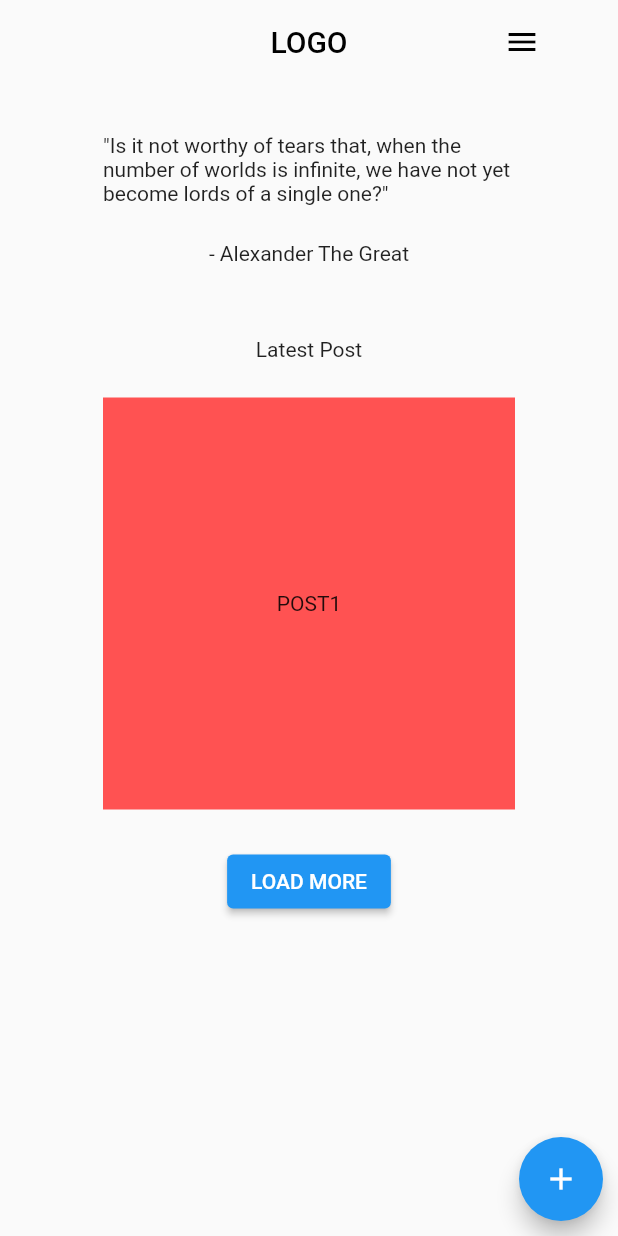
After one commit to danielyoon/sangjishik, a Flutter app: the screen it shows after launch, scrolled down 824 dp, after a tap on the "add" icon, on a phone screen of 412 x 824 dp. The commit adds this screen. Run offline on Flutter 3.47's test engine with Material 2 defaults, Android fonts, the phone set to English and light mode, and no system bars; our stand-ins replace go_router, sized_context; network calls fail.

Commit message:
Added add post button

```diff
--- a/lib/business_logic/logic/app_model.dart
+++ b/lib/business_logic/logic/app_model.dart
@@ -1,3 +1,5 @@
 import 'package:sangjishik/core_packages.dart';
 
-class AppModel extends ChangeNotifier {}
+class AppModel extends ChangeNotifier {
+  bool isLoggedIn = false;
+}
--- a/lib/core_packages.dart
+++ b/lib/core_packages.dart
@@ -1,6 +1,7 @@
 export 'package:go_router/go_router.dart';
 export 'package:flutter/material.dart';
 export 'package:sangjishik/router.dart';
+export 'package:sized_context/sized_context.dart';
 export 'package:sangjishik/user_interface/styled_widgets/styled_widgets.dart';
 export 'package:sangjishik/user_interface/styles.dart';
 export 'package:sangjishik/user_interface/themes.dart';
--- a/lib/main.dart
+++ b/lib/main.dart
@@ -1,4 +1,3 @@
-import 'package:flutter/foundation.dart';
 import 'package:flutter_web_plugins/url_strategy.dart';
 import 'package:sangjishik/core_packages.dart';
 
--- /dev/null
+++ b/lib/user_interface/screens/home/front_screen.dart
@@ -0,0 +1,77 @@
+import 'dart:math';
+
+import 'package:sangjishik/core_packages.dart';
+import 'package:sangjishik/user_interface/screens/home/quoted_text.dart';
+import 'package:sangjishik/user_interface/screens/home/home_post_buttons.dart';
+import 'package:sangjishik/business_logic/data/quotes.dart';
+
+class FrontScreen extends StatefulWidget {
+  const FrontScreen({Key? key}) : super(key: key);
+
+  @override
+  State<FrontScreen> createState() => _FrontScreenState();
+}
+
+class _FrontScreenState extends State<FrontScreen> {
+  String quote = '';
+  String author = '';
+
+  @override
+  void initState() {
+    super.initState();
+
+    getQuote();
+  }
+
+  void getQuote() {
+    Map<int, dynamic> list = quotes;
+    final random = Random();
+
+    var i = random.nextInt(list.length);
+
+    quote = list[i]['quote'];
+    author = list[i]['author'];
+  }
+
+  @override
+  Widget build(BuildContext context) {
+    double width = context.widthPx;
+
+    bool isSmallScreen = context.widthPx < 700;
+
+    List<Row> rowOfPosts = [];
+
+    return Padding(
+      padding: const EdgeInsets.only(top: 65),
+      child: SingleChildScrollView(
+        child: Column(
+          children: [
+            Center(
+              child: SizedBox(
+                width: isSmallScreen ? width / 1.5 : width / 2,
+                child: Column(
+                  children: [
+                    VSpace.med,
+                    QuoteText(text: '"$quote"'),
+                    VSpace.med,
+                    AuthorText(text: '- $author'),
+                  ],
+                ),
+              ),
+            ),
+            VSpace.xl,
+            HomePostButtons(isSmallScreen: isSmallScreen),
+            VSpace.med,
+            StyledPosts(post1: 'POST1', post2: 'POST2', post3: 'POST3'),
+            VSpace.med,
+            ...rowOfPosts,
+            ElevatedButton(
+              onPressed: () => print('TEST'),
+              child: Text('LOAD MORE'),
+            ),
+          ],
+        ),
+      ),
+    );
+  }
+}
--- a/lib/user_interface/screens/home/home_screen.dart
+++ b/lib/user_interface/screens/home/home_screen.dart
@@ -1,14 +1,13 @@
 import 'dart:math';
 
-import 'package:sangjishik/business_logic/data/quotes.dart';
 import 'package:sangjishik/core_packages.dart';
+import 'package:sangjishik/user_interface/screens/about/about_screen.dart';
 import 'package:sangjishik/user_interface/screens/contact/contact_screen.dart';
 import 'package:sangjishik/user_interface/screens/home/home_app_bar.dart';
-import 'package:sangjishik/user_interface/screens/home/quoted_text.dart';
-import 'package:sized_context/sized_context.dart';
+import 'package:sangjishik/user_interface/screens/home/front_screen.dart';
 import 'package:sangjishik/user_interface/screens/home/home_banner.dart';
 import 'package:sangjishik/business_logic/data/backgrounds.dart';
-import 'package:sangjishik/user_interface/screens/home/home_post_buttons.dart';
+import 'package:sangjishik/user_interface/screens/blog/blog_screen.dart';
 
 class HomeScreen extends StatefulWidget {
   const HomeScreen({Key? key}) : super(key: key);
@@ -24,8 +23,12 @@ class _HomeScreenState extends State<HomeScreen> {
 
   int _index = 0;
 
-  String quote = '';
-  String author = '';
+  List<Widget> screens = [
+    FrontScreen(),
+    AboutScreen(),
+    BlogScreen(),
+    ContactMeScreen(),
+  ];
 
   void _onScrollPosition() {
     _controller.animateTo(screenHeight - 50,
@@ -37,7 +40,6 @@ class _HomeScreenState extends State<HomeScreen> {
     super.initState();
 
     _controller = ScrollController();
-    getQuote();
   }
 
   @override
@@ -46,18 +48,12 @@ class _HomeScreenState extends State<HomeScreen> {
     super.dispose();
   }
 
-  void getQuote() {
-    Map<int, dynamic> list = quotes;
-    final random = Random();
-
-    var i = random.nextInt(list.length);
-
-    quote = list[i]['quote'];
-    author = list[i]['author'];
+  void openDrawer() {
+    print('No drawer yet');
   }
 
-  void openDrawer() {
-    print('No drawer yet');
+  void navigateScreen(int index) {
+    _index = index;
   }
 
   @override
@@ -94,8 +90,6 @@ class _HomeScreenState extends State<HomeScreen> {
       return false;
     }
 
-    List<Row> rowOfPosts = [];
-
     return NotificationListener(
       onNotification: (t) => removeHomeBanner(_controller.offset),
       child: ListView(
@@ -113,41 +107,16 @@ class _HomeScreenState extends State<HomeScreen> {
                       child: HomeAppBar(
                           isSmallScreen: isSmallScreen, onTap: openDrawer),
                     ),
-                    //FIXME: Everything below this is the "body" of the blog
-                    Padding(
-                      padding: const EdgeInsets.only(top: 65),
-                      child: SingleChildScrollView(
-                        child: Column(
-                          children: [
-                            Center(
-                              child: SizedBox(
-                                width: isSmallScreen ? width / 1.5 : width / 2,
-                                child: Column(
-                                  children: [
-                                    VSpace.med,
-                                    QuoteText(text: '"$quote"'),
-                                    VSpace.med,
-                                    AuthorText(text: '- $author'),
-                                  ],
-                                ),
-                              ),
-                            ),
-                            VSpace.xl,
-                            HomePostButtons(isSmallScreen: isSmallScreen),
-                            VSpace.med,
-                            StyledPosts(
-                                post1: 'POST1', post2: 'POST2', post3: null),
-                            VSpace.med,
-                            ...rowOfPosts,
-                            ElevatedButton(
-                              onPressed: () => print('TEST'),
-                              child: Text('LOAD MORE'),
-                            ),
-                            ContactMeScreen(),
-                          ],
-                        ),
+                    Positioned(
+                      bottom: 10,
+                      right: 10,
+                      child: FloatingActionButton(
+                        onPressed: () => print('BLOG!'),
+                        child: Icon(Icons.add),
                       ),
                     ),
+                    //FIXME: Everything below this is the "body" of the blog
+                    screens.elementAt(_index),
                   ],
                 ),
               ),
--- a/lib/user_interface/styled_widgets/styled_posts.dart
+++ b/lib/user_interface/styled_widgets/styled_posts.dart
@@ -1,9 +1,8 @@
 import 'package:sangjishik/business_logic/utils/device_info.dart';
 import 'package:sangjishik/core_packages.dart';
-import 'package:sized_context/sized_context.dart';
 
-//TODO: Will have to readjust size to show posts even in small screens. Maybe add padding?
 //TODO: Import posts instead of Strings!
+//TODO: Check sizing of posts?
 class StyledPosts extends StatelessWidget {
   final String post1;
   final String? post2;
@@ -15,11 +14,13 @@ class StyledPosts extends StatelessWidget {
   @override
   Widget build(BuildContext context) {
     double width = context.widthPx;
+    double height = context.heightPx;
 
     bool isMobile = DeviceScreen.isPhone(context);
     bool isTablet = DeviceScreen.isTablet(context);
 
-    return LayoutBuilder(builder: (context, constraints) {
+    return LayoutBuilder(
+      builder: (context, constraints) {
         return isMobile
             ? Row(
                 mainAxisAlignment: MainAxisAlignment.center,
@@ -39,8 +40,8 @@ class StyledPosts extends StatelessWidget {
                     mainAxisAlignment: MainAxisAlignment.spaceEvenly,
                     children: [
                       Container(
-                      width: width / 5,
-                      height: width / 4.5,
+                        width: width / 2.5,
+                        height: width / 2,
                         color: Colors.redAccent,
                         child: Center(
                           child: Text(post1),
@@ -49,8 +50,8 @@ class StyledPosts extends StatelessWidget {
                       post2 == null
                           ? Container()
                           : Container(
-                            width: width / 5,
-                            height: width / 4.5,
+                              width: width / 2.5,
+                              height: width / 2,
                               color: Colors.greenAccent,
                               child: Center(
                                 child: Text(post2!),
@@ -91,6 +92,7 @@ class StyledPosts extends StatelessWidget {
                             ),
                     ],
                   );
-    });
+      },
+    );
   }
 }
```
Also changed, not shown: lib/user_interface/screens/blog/blog_screen.dart (+9 -0 lines), lib/user_interface/screens/home/home_scaffold.dart (deleted, +0 -15 lines), lib/user_interface/screens/create/create_a_post_screen.dart (added). Lines whose indentation alone changed are shown as unchanged.
